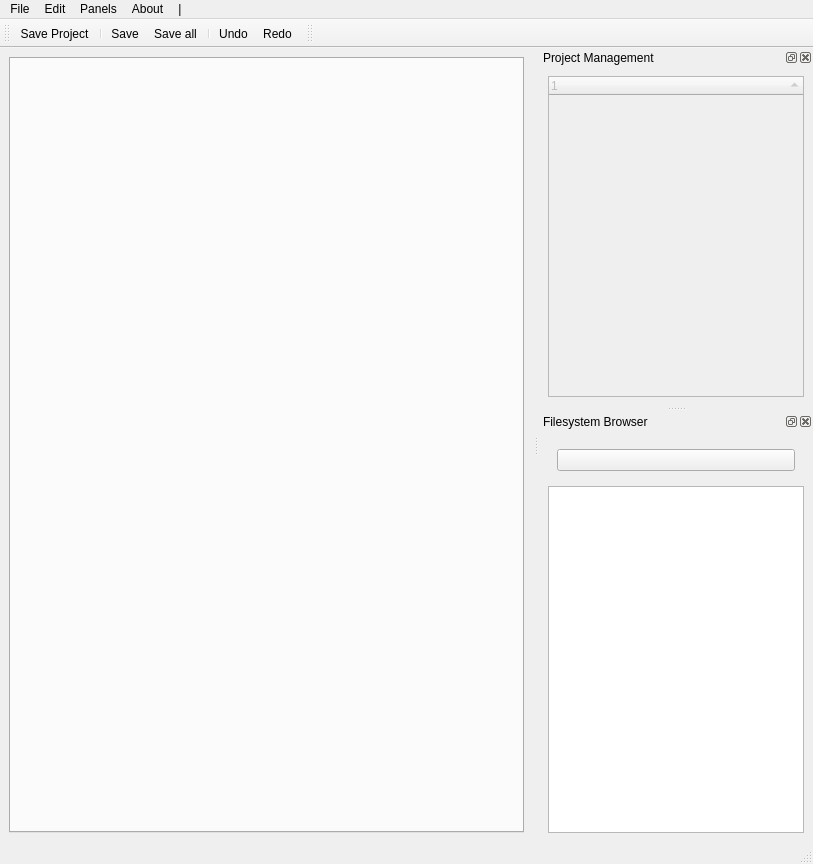
This is ui/MainWindow.ui in timbaker/ceed as Qt 5 draws it before an edit. The edited form follows.
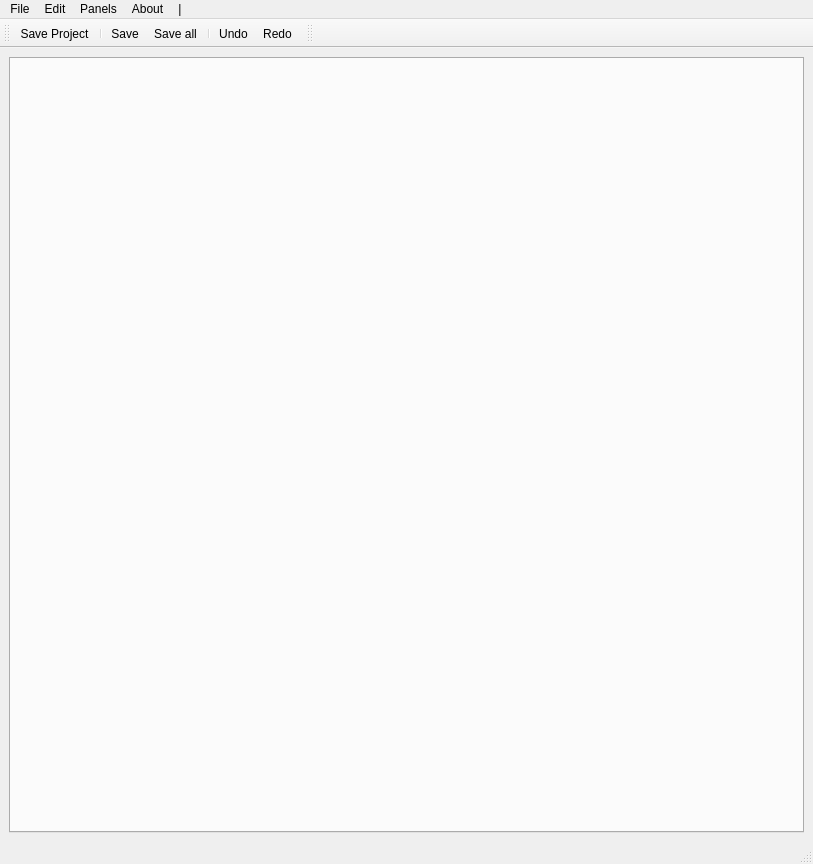
This is the edited form. Icons and pictures are not drawn.

Commit message: MOD: Refactored file system browser to a separate class MOD: Refactored project manager to a separate class ADD: BitmapEditor.ui file I forgot to add in the last commit MOD: Converted project manager to Model/View code

Diff of the .ui file:
```diff
--- a/ui/MainWindow.ui
+++ b/ui/MainWindow.ui
@@ -133,42 +133,6 @@
    <addaction name="menu"/>
   </widget>
   <widget class="QStatusBar" name="statusbar"/>
-  <widget class="QDockWidget" name="projectManagement">
-   <property name="windowTitle">
-    <string>Project Management</string>
-   </property>
-   <attribute name="dockWidgetArea">
-    <number>2</number>
-   </attribute>
-   <widget class="QWidget" name="dockWidgetContents">
-    <layout class="QVBoxLayout" name="verticalLayout_2">
-     <item>
-      <widget class="QTreeWidget" name="projectFiles">
-       <property name="enabled">
-        <bool>false</bool>
-       </property>
-       <property name="sortingEnabled">
-        <bool>true</bool>
-       </property>
-       <property name="animated">
-        <bool>true</bool>
-       </property>
-       <property name="wordWrap">
-        <bool>true</bool>
-       </property>
-       <property name="headerHidden">
-        <bool>false</bool>
-       </property>
-       <column>
-        <property name="text">
-         <string notr="true">1</string>
-        </property>
-       </column>
-      </widget>
-     </item>
-    </layout>
-   </widget>
-  </widget>
   <widget class="QToolBar" name="globalToolbar">
    <property name="windowTitle">
     <string>Global Toolbar</string>
@@ -204,48 +168,6 @@
     <bool>false</bool>
    </attribute>
   </widget>
-  <widget class="QDockWidget" name="filesystemBrowser">
-   <property name="windowTitle">
-    <string>Filesystem Browser</string>
-   </property>
-   <attribute name="dockWidgetArea">
-    <number>2</number>
-   </attribute>
-   <widget class="QWidget" name="dockWidgetContents_2">
-    <layout class="QVBoxLayout" name="verticalLayout">
-     <item>
-      <widget class="QWidget" name="filesystemButtons" native="true">
-       <layout class="QHBoxLayout" name="horizontalLayout">
-        <item>
-         <widget class="QPushButton" name="parentDirectory">
-          <property name="text">
-           <string/>
-          </property>
-          <property name="icon">
-           <iconset>
-            <normaloff>icons/actions/filesystem_parent_directory.png</normaloff>icons/actions/filesystem_parent_directory.png</iconset>
-          </property>
-          <property name="iconSize">
-           <size>
-            <width>22</width>
-            <height>22</height>
-           </size>
-          </property>
-         </widget>
-        </item>
-       </layout>
-      </widget>
-     </item>
-     <item>
-      <widget class="QListView" name="filesystemView">
-       <property name="enabled">
-        <bool>true</bool>
-       </property>
-      </widget>
-     </item>
-    </layout>
-   </widget>
-  </widget>
   <action name="actionQuit">
    <property name="icon">
     <iconset>
```
Left out of the diff: 79 changed lines with no effect on the pictures. The commit also changes 10 other files.
